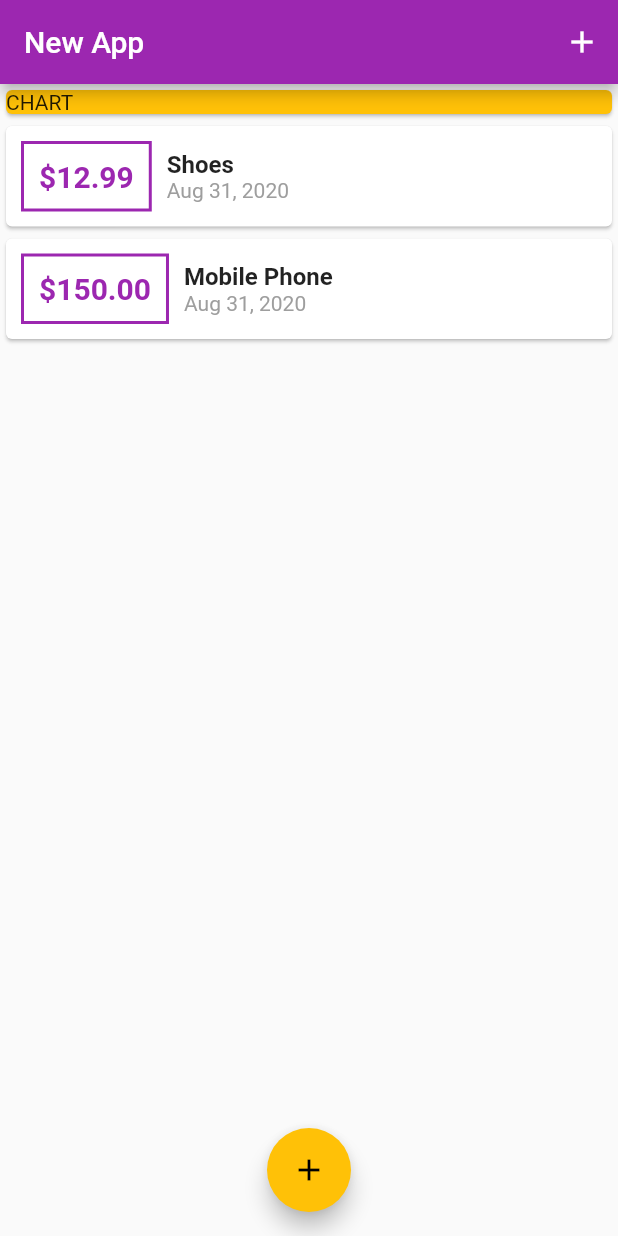
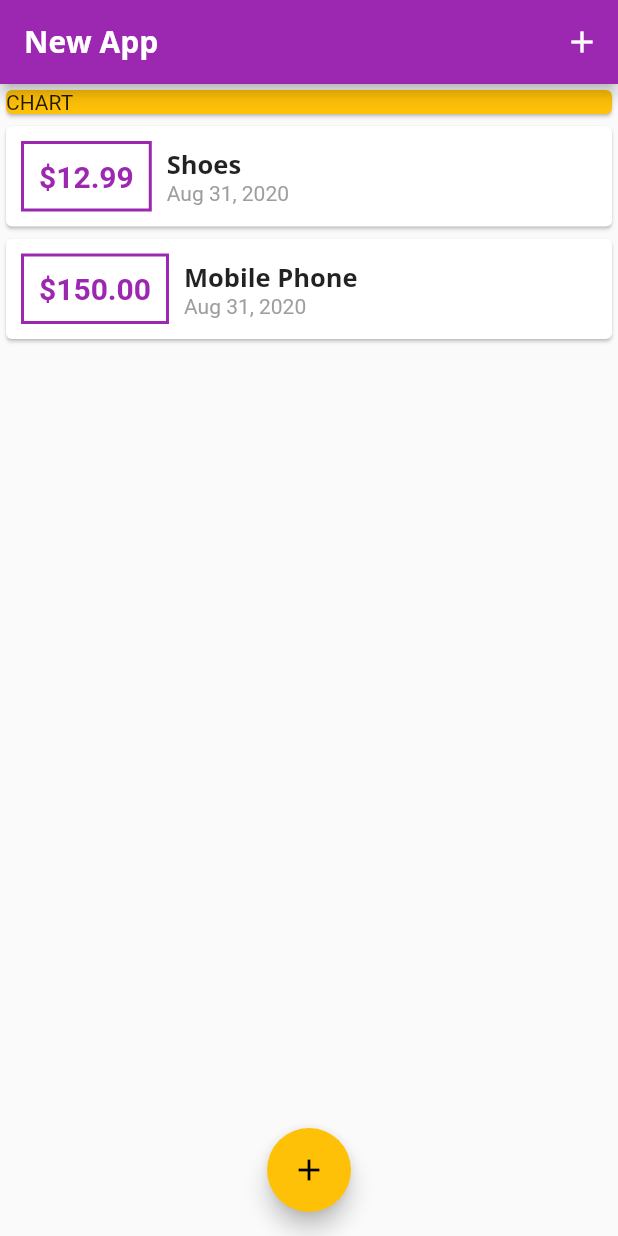
Before and after one commit to expertmars/expensetracker, a Flutter app: the screen it shows after launch, on a phone screen of 412 x 824 dp. Run offline on Flutter 3.47's test engine with Material 2 defaults, Android fonts, the phone set to English and light mode, and no system bars.

Commit message:
Added fonts

```diff
--- a/lib/main.dart
+++ b/lib/main.dart
@@ -16,6 +16,21 @@ class MyApp extends StatelessWidget {
       theme: ThemeData(
         primarySwatch: Colors.purple,
         accentColor: Colors.amber,
+        fontFamily: "Quicksand",
+        textTheme: ThemeData.light().textTheme.copyWith(
+                headline6: TextStyle(
+              fontFamily: 'OpenSans',
+              fontWeight: FontWeight.bold,
+              fontSize: 17,
+            )),
+        appBarTheme: AppBarTheme(
+            textTheme: ThemeData.light().textTheme.copyWith(
+                  headline6: TextStyle(
+                    fontFamily: 'OpenSans',
+                    fontSize: 20,
+                    fontWeight: FontWeight.bold,
+                  ),
+                )),
       ),
     );
   }
@@ -110,7 +125,9 @@ class _MyHomePageState extends State<MyHomePage> {
   Widget build(BuildContext context) {
     return Scaffold(
       appBar: AppBar(
-        title: Text("New App"),
+        title: Text(
+          "New App",
+        ),
         actions: [
           IconButton(
             icon: Icon(Icons.add),
--- a/lib/widgets/transaction_list.dart
+++ b/lib/widgets/transaction_list.dart
@@ -43,10 +43,7 @@ class TransactionList extends StatelessWidget {
                   children: [
                     Text(
                       userTransactions[index].title,
-                      style: TextStyle(
-                        fontSize: 16,
-                        fontWeight: FontWeight.bold,
-                      ),
+                      style: Theme.of(context).textTheme.headline6,
                     ),
                     Text(
                       DateFormat.yMMMd().format(userTransactions[index].date),
```
Also changed, not shown: pubspec.yaml (+11 -6 lines), assets/fonts/OpenSans-Bold.ttf (added), assets/fonts/OpenSans-Regular.ttf (added), assets/fonts/Quicksand-Bold.ttf (added), assets/fonts/Quicksand-Light.ttf (added), assets/fonts/Quicksand-Medium.ttf (added), assets/fonts/Quicksand-Regular.ttf (added).
